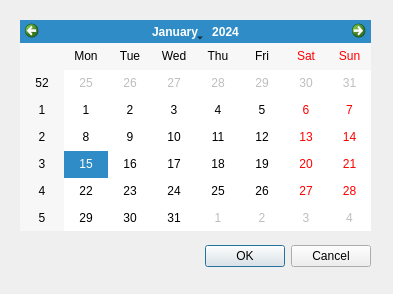
xMattC/Project-time-tracker, file gui/ui_files/calendar_window.ui: the form before one commit.
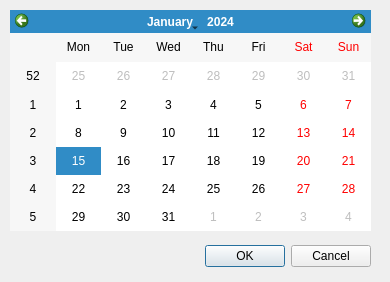
The form after the commit.

Patch:
```diff
--- a/gui/ui_files/calendar_window.ui
+++ b/gui/ui_files/calendar_window.ui
@@ -6,8 +6,8 @@
    <rect>
     <x>0</x>
     <y>0</y>
-    <width>393</width>
-    <height>294</height>
+    <width>390</width>
+    <height>282</height>
    </rect>
   </property>
   <property name="windowTitle">
@@ -32,10 +32,10 @@
   <widget class="QCalendarWidget" name="calendarWidget">
    <property name="geometry">
     <rect>
-     <x>20</x>
-     <y>20</y>
-     <width>351</width>
-     <height>211</height>
+     <x>10</x>
+     <y>10</y>
+     <width>361</width>
+     <height>221</height>
     </rect>
    </property>
   </widget>
```
